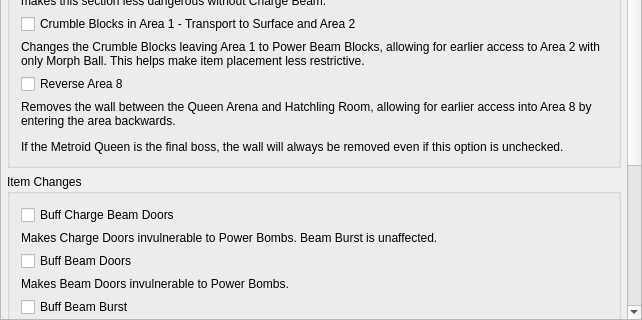
This is randovania/games/samus_returns/gui/ui_files/preset_msr_patches.ui in randovania/randovania as Qt 5 draws it before an edit; both pictures show x 0 to 642 and y 270 to 590 of the 642 by 590 pixel window. The edited form follows.
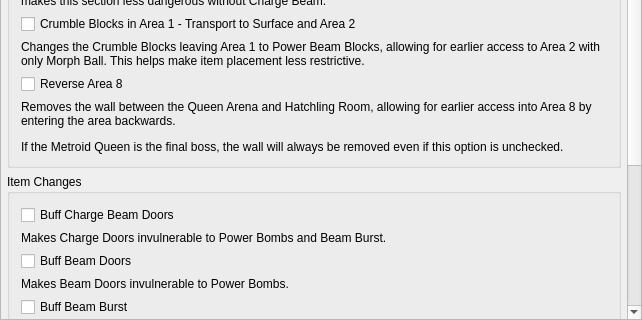
This is the edited form.

Patch:
```diff
--- a/randovania/games/samus_returns/gui/ui_files/preset_msr_patches.ui
+++ b/randovania/games/samus_returns/gui/ui_files/preset_msr_patches.ui
@@ -57,7 +57,7 @@
        <property name="geometry">
         <rect>
          <x>0</x>
-         <y>-258</y>
+         <y>0</y>
          <width>626</width>
          <height>844</height>
         </rect>
@@ -203,7 +203,7 @@
            <item>
             <widget class="QLabel" name="charge_door_buff_label">
              <property name="text">
-              <string>Makes Charge Doors invulnerable to Power Bombs. Beam Burst is unaffected.</string>
+              <string>Makes Charge Doors invulnerable to Power Bombs and Beam Burst.</string>
              </property>
              <property name="wordWrap">
               <bool>true</bool>
```
